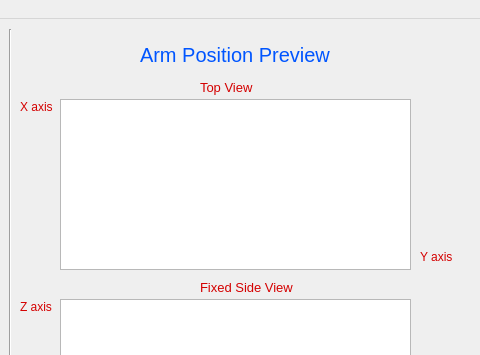
Before: the Qt Designer form pArm/GUI/InProgressGUI.ui in pArm-TFG/pArm-S1, drawn with Qt 5; both pictures show x 520 to 1000 and y 0 to 355 of the 1000 by 600 pixel window.
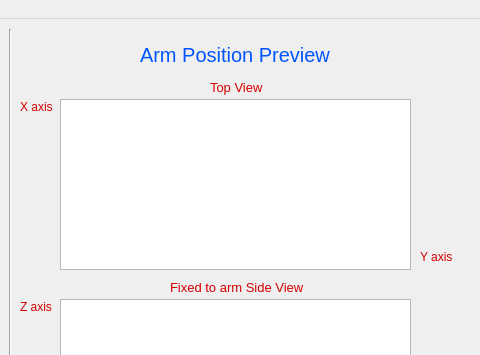
After: the same form once the commit is applied. Custom widgets are drawn as their Qt base class.

Commit message: Top view now fixed so segment painting order does not create fake views

Diff of the .ui file:
```diff
--- a/pArm/GUI/InProgressGUI.ui
+++ b/pArm/GUI/InProgressGUI.ui
@@ -510,7 +510,7 @@
    <widget class="QLabel" name="label">
     <property name="geometry">
      <rect>
-      <x>720</x>
+      <x>730</x>
       <y>60</y>
       <width>61</width>
       <height>16</height>
@@ -528,9 +528,9 @@
    <widget class="QLabel" name="label_2">
     <property name="geometry">
      <rect>
-      <x>720</x>
+      <x>690</x>
       <y>260</y>
-      <width>101</width>
+      <width>141</width>
       <height>16</height>
      </rect>
     </property>
@@ -540,7 +540,7 @@
      </font>
     </property>
     <property name="text">
-     <string>Fixed Side View</string>
+     <string>Fixed to arm Side View</string>
     </property>
    </widget>
    <widget class="QPlainTextEdit" name="LoggerBox">
```
The commit also changes 2 other files.
